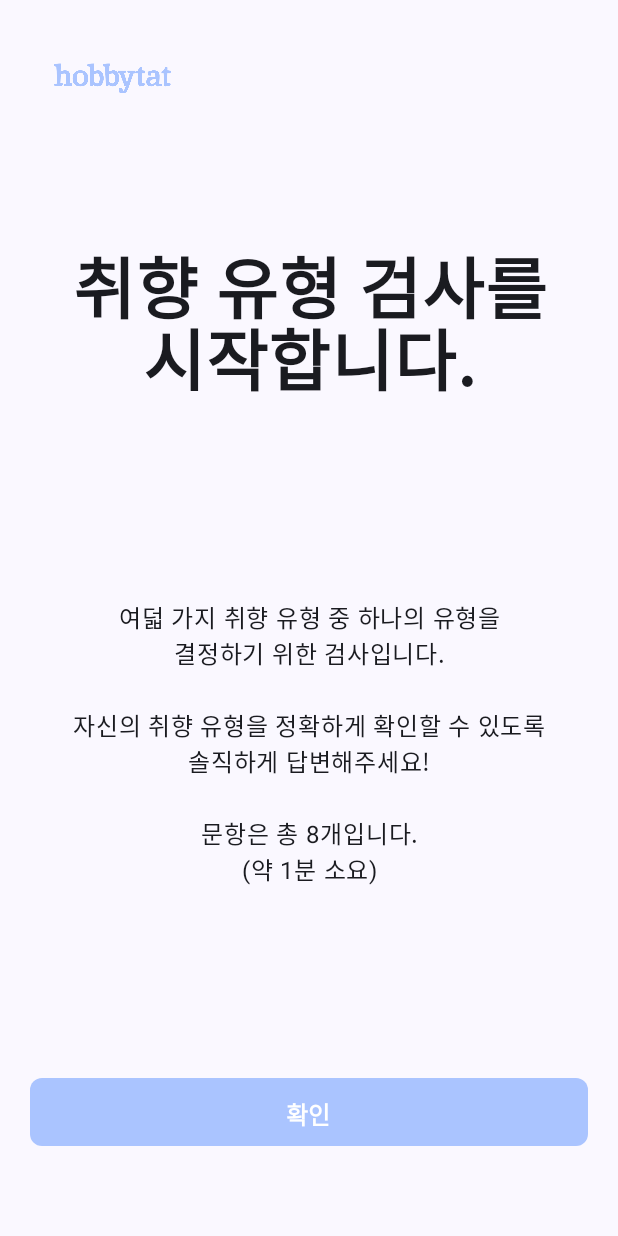
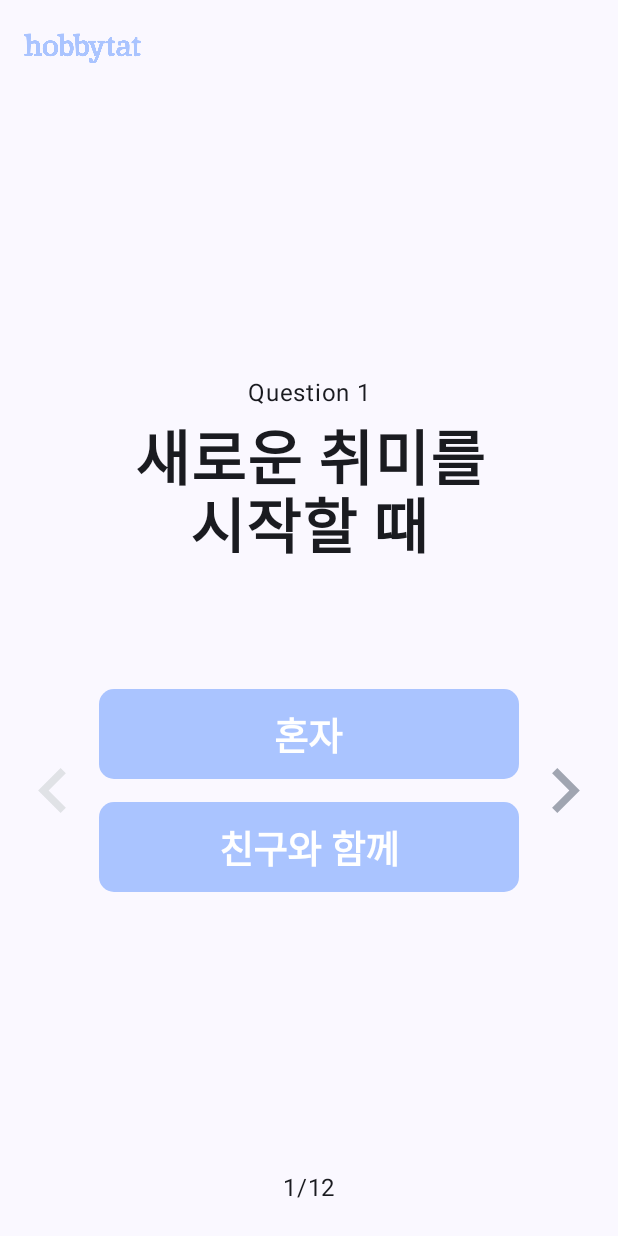
Before and after one commit to Hobbytat/Hobbytat-FE, an Android app built with Jetpack Compose: the SignupAgreeScreen screen opened through its navigation route, after a tap on "확인", on a phone screen of 412 x 824 dp. Run offline under Robolectric (Android 15) with nearby library versions, the light colour scheme and no system bars; our stand-ins replace livedata-compose.

Commit message:
취향 유형 설문 검사 페이지 구현 완료

```diff
--- a/app/build.gradle.kts
+++ b/app/build.gradle.kts
@@ -61,6 +61,8 @@ dependencies {
     implementation(libs.androidx.material3)
     implementation(libs.androidx.navigation.compose)
     implementation(libs.androidx.material.icons.extended)
+    implementation(libs.androidx.lifecycle.viewmodel.compose)
+    implementation(libs.androidx.runtime.livedata)
     testImplementation(libs.junit)
     androidTestImplementation(libs.androidx.junit)
     androidTestImplementation(libs.androidx.espresso.core)
--- a/app/src/main/java/com/example/hobbytat/common/CommonBottomButton.kt
+++ b/app/src/main/java/com/example/hobbytat/common/CommonBottomButton.kt
@@ -5,14 +5,12 @@ import androidx.compose.foundation.layout.PaddingValues
 import androidx.compose.foundation.layout.fillMaxWidth
 import androidx.compose.foundation.layout.height
 import androidx.compose.foundation.layout.padding
-import androidx.compose.foundation.layout.width
 import androidx.compose.foundation.shape.RoundedCornerShape
 import androidx.compose.material3.Button
 import androidx.compose.material3.ButtonDefaults
 import androidx.compose.material3.Text
 import androidx.compose.runtime.Composable
 import androidx.compose.ui.Modifier
-import androidx.compose.ui.graphics.Color
 import androidx.compose.ui.res.colorResource
 import androidx.compose.ui.text.font.FontWeight
 import androidx.compose.ui.tooling.preview.Preview
@@ -61,22 +59,26 @@ fun WhiteCommonBottomButton(
 }
 
 @Composable
-fun LoginButton(
+fun BlueButton(
     label: String,
-    onClick: () -> Unit,
+    corner : Int,
+    fontSize : Int,
+    height : Int,
+    color : Int,
+    onClick: () -> Unit
 ) {
     Button(
         onClick = onClick,
         contentPadding = PaddingValues(12.dp),
         modifier = Modifier
             .fillMaxWidth()
-            .height(45.dp),
-        colors = ButtonDefaults.buttonColors(colorResource(id = R.color.main_blue)),
-        shape = RoundedCornerShape(8.dp)
+            .height(height.dp),
+        colors = ButtonDefaults.buttonColors(colorResource(id = color)),
+        shape = RoundedCornerShape(corner.dp)
     ) {
         Text(
             text = label,
-            fontSize = 16.sp,
+            fontSize = fontSize.sp,
             fontWeight = FontWeight.Bold
         )
     }
--- a/app/src/main/java/com/example/hobbytat/navigate/NavGraph.kt
+++ b/app/src/main/java/com/example/hobbytat/navigate/NavGraph.kt
@@ -8,11 +8,12 @@ import com.example.hobbytat.screen.HomeScreen
 import com.example.hobbytat.screen.board.BoardScreen
 import com.example.hobbytat.screen.sign.LoginScreen
 import com.example.hobbytat.screen.sign.SignupAgreeScreen
+import com.example.hobbytat.screen.sign.SignupQuestionScreen
 import com.example.hobbytat.screen.sign.SplashScreen
 
 @Composable
 fun NavGraph(navController: NavHostController) {
-    NavHost(navController = navController, startDestination = "SignUp_agree"){
+    NavHost(navController = navController, startDestination = "SignUp_Question"){
         // 스플래쉬, 로그인, 회원가입 화면
         composable(route = "Splash") {
             // 스플래쉬 화면
@@ -25,6 +26,10 @@ fun NavGraph(navController: NavHostController) {
         composable(route="SignUp_agree") {
             // 회원가입_동의 화면
             SignupAgreeScreen(navController)
+        }
+        composable(route="SignUp_Question") {
+            // 회원가입_검사 화면
+            SignupQuestionScreen(navController)
         }
 
         // 홈화면
--- a/app/src/main/java/com/example/hobbytat/screen/sign/LoginScreen.kt
+++ b/app/src/main/java/com/example/hobbytat/screen/sign/LoginScreen.kt
@@ -29,8 +29,7 @@ import androidx.compose.ui.unit.dp
 import androidx.compose.ui.unit.sp
 import androidx.navigation.NavHostController
 import com.example.hobbytat.R
-import com.example.hobbytat.common.CommonBottomButton
-import com.example.hobbytat.common.LoginButton
+import com.example.hobbytat.common.BlueButton
 import com.example.hobbytat.common.LoginTextField
 
 @Composable
@@ -83,7 +82,7 @@ fun LoginScreen(navController: NavHostController) {
                 hint = "비밀번호"
             )
             Spacer(modifier = Modifier.height(30.dp))
-            LoginButton(label = "로그인") {
+            BlueButton(label = "로그인",8,16, 45, R.color.main_blue) {
                 // 로그인 버튼 구현
                 navController.navigate("Home")
             }
--- a/app/src/main/java/com/example/hobbytat/screen/sign/SignupAgreeScreen.kt
+++ b/app/src/main/java/com/example/hobbytat/screen/sign/SignupAgreeScreen.kt
@@ -4,33 +4,33 @@ import androidx.compose.foundation.layout.Arrangement
 import androidx.compose.foundation.layout.Column
 import androidx.compose.foundation.layout.Spacer
 import androidx.compose.foundation.layout.fillMaxSize
-import androidx.compose.foundation.layout.fillMaxWidth
 import androidx.compose.foundation.layout.height
 import androidx.compose.foundation.layout.padding
+import androidx.compose.material3.Scaffold
 import androidx.compose.material3.Text
 import androidx.compose.runtime.Composable
 import androidx.compose.ui.Alignment
 import androidx.compose.ui.Modifier
+import androidx.compose.ui.res.colorResource
 import androidx.compose.ui.text.font.FontWeight
 import androidx.compose.ui.text.style.TextAlign
 import androidx.compose.ui.unit.dp
 import androidx.compose.ui.unit.sp
 import androidx.navigation.NavHostController
-import com.example.hobbytat.common.LoginButton
+import com.example.hobbytat.R
+import com.example.hobbytat.common.BlueButton
 import com.example.hobbytat.common.signupTopBar
 
 @Composable
 fun SignupAgreeScreen(navController: NavHostController) {
-    Column(
-        modifier = Modifier
-            .padding(20.dp)
-    ) {
-        signupTopBar()
-    }
+    Scaffold(
+        topBar = {signupTopBar()}
+    ) { paddingValues ->
         Column(
             modifier = Modifier
                 .fillMaxSize()
-            .padding(start = 20.dp, end = 20.dp, bottom = 60.dp),
+                .padding(start = 20.dp, end = 20.dp, bottom = 60.dp)
+                .padding(paddingValues),
             verticalArrangement = Arrangement.SpaceBetween,
             horizontalAlignment = Alignment.CenterHorizontally
         ) {
@@ -39,10 +39,12 @@ fun SignupAgreeScreen(navController: NavHostController) {
                 horizontalAlignment = Alignment.CenterHorizontally
             ) {
                 Text(
-                text = "취향 유형 검사를\n\n시작합니다.",
-                fontSize = 45.sp,
-                fontWeight = FontWeight.Bold,
-                textAlign = TextAlign.Center
+                    text = "취향 유형 검사를\n시작합니다.",
+                    fontSize = 39.sp,
+                    fontWeight = FontWeight.ExtraBold,
+                    textAlign = TextAlign.Center,
+                    lineHeight = 50.sp,
+                    color = colorResource(id = R.color.main_blue_dark)
                 )
             }
             Column(
@@ -54,9 +56,10 @@ fun SignupAgreeScreen(navController: NavHostController) {
                 )
             }
 
-        LoginButton(label = "확인") {
+            BlueButton(label = "확인", 8, 16,45, R.color.main_blue) {
                 // 취향 유형 검사 페이지로 이동
-            navController.navigate("")
+                navController.navigate("SignUp_Question")
             }
         }
     }
+}
--- /dev/null
+++ b/app/src/main/java/com/example/hobbytat/screen/sign/SignupQuestionScreen.kt
@@ -0,0 +1,178 @@
+package com.example.hobbytat.screen.sign
+
+import android.widget.Toast
+import androidx.compose.foundation.Image
+import androidx.compose.foundation.clickable
+import androidx.compose.foundation.layout.Arrangement
+import androidx.compose.foundation.layout.Column
+import androidx.compose.foundation.layout.Row
+import androidx.compose.foundation.layout.Spacer
+import androidx.compose.foundation.layout.fillMaxSize
+import androidx.compose.foundation.layout.fillMaxWidth
+import androidx.compose.foundation.layout.height
+import androidx.compose.foundation.layout.padding
+import androidx.compose.foundation.layout.size
+import androidx.compose.foundation.layout.width
+import androidx.compose.material3.Button
+import androidx.compose.material3.Scaffold
+import androidx.compose.material3.Text
+import androidx.compose.runtime.Composable
+import androidx.compose.runtime.LaunchedEffect
+import androidx.compose.runtime.getValue
+import androidx.compose.runtime.livedata.observeAsState
+import androidx.compose.runtime.mutableStateOf
+import androidx.compose.runtime.remember
+import androidx.compose.runtime.setValue
+import androidx.compose.ui.Alignment
+import androidx.compose.ui.Modifier
+import androidx.compose.ui.res.painterResource
+import androidx.compose.ui.text.font.FontWeight
+import androidx.compose.ui.text.style.TextAlign
+import androidx.compose.ui.unit.dp
+import androidx.compose.ui.unit.sp
+import androidx.lifecycle.viewmodel.compose.viewModel
+import androidx.navigation.NavHostController
+import com.example.hobbytat.R
+import com.example.hobbytat.common.BlueButton
+import com.example.hobbytat.common.signupTopBar
+import com.example.hobbytat.viewModel.QuestionViewModel
+
+@Composable
+fun SignupQuestionScreen(navController: NavHostController) {
+    val questionViewModel: QuestionViewModel = viewModel()
+    val questions by questionViewModel.questions.observeAsState(emptyList())
+    val currentQuestionIndex by questionViewModel.currentQuestionIndex.observeAsState(0)
+    val answers by questionViewModel.answers.observeAsState(emptyMap())
+
+    // 현재 선택된 답변을 추적하기 위한 상태 변수
+    var selectedAnswer by remember { mutableStateOf<String?>(null) }
+
+    // 현재 질문의 인덱스가 변경될 때마다 selectedAnswer를 업데이트
+    LaunchedEffect(currentQuestionIndex) {
+        selectedAnswer = answers[currentQuestionIndex]
+    }
+
+    // 모든 질문에 답변이 완료되었는지 확인하는 변수
+    val isAllAnswered = questions.size == answers.keys.size
+
+    val currentQuestion = questions.getOrNull(currentQuestionIndex)
+    Scaffold(
+        topBar = { signupTopBar() }
+    ) { paddingValues ->
+        Column(
+            modifier = Modifier
+                .fillMaxSize()
+                .padding(20.dp)
+                .padding(paddingValues),
+            verticalArrangement = Arrangement.SpaceBetween,
+            horizontalAlignment = Alignment.CenterHorizontally
+        ) {
+            currentQuestion?.let { question ->
+                Column(
+                    modifier = Modifier.weight(1f),
+                    verticalArrangement = Arrangement.Center,
+                    horizontalAlignment = Alignment.CenterHorizontally
+                ) {
+                    Text(text = "Question " + question.id)
+                    Text(
+                        text = question.questionText,
+                        textAlign = TextAlign.Center,
+                        fontSize = 40.sp,
+                        fontWeight = FontWeight.Bold,
+                        lineHeight = 45.sp
+                    )
+                    Spacer(modifier = Modifier.height(80.dp))
+                    Row(
+                        modifier = Modifier.fillMaxWidth(),
+                        verticalAlignment = Alignment.CenterVertically
+                    ) {
+                        Image(
+                            painter = if (currentQuestionIndex > 0) painterResource(id = R.drawable.ic_active_prev) else painterResource(
+                                id = R.drawable.ic_unactive_prev
+                            ),
+                            contentDescription = "이전",
+                            modifier = Modifier
+                                .clickable(
+                                    enabled = currentQuestionIndex > 0
+                                ) {
+                                    if (currentQuestionIndex > 0) {
+                                        questionViewModel.previousQuestion()
+                                    }
+                                }
+                                .size(30.dp)
+                        )
+
+                        Column(
+                            modifier = Modifier
+                                .weight(1f)
+                                .padding(horizontal = 16.dp)
+                        ) {
+                            BlueButton(
+                                label = question.answer1,
+                                corner = 10,
+                                fontSize = 25,
+                                height = 60,
+                                color = if (selectedAnswer == question.answer1) R.color.main_blue_dark else R.color.main_blue
+                            ) {
+                                selectedAnswer = if (selectedAnswer == question.answer1) null else question.answer1
+                                if (selectedAnswer == null) {
+                                    questionViewModel.removeAnswer(currentQuestionIndex)
+                                } else {
+                                    questionViewModel.saveAnswer(currentQuestionIndex, selectedAnswer ?: "")
+                                }
+                            }
+                            Spacer(modifier = Modifier.height(15.dp))
+                            BlueButton(
+                                label = question.answer2,
+                                corner = 10,
+                                fontSize = 25,
+                                height = 60,
+                                color = if (selectedAnswer == question.answer2) R.color.main_blue_dark else R.color.main_blue
+                            ) {
+                                selectedAnswer = if (selectedAnswer == question.answer2) null else question.answer2
+                                if (selectedAnswer == null) {
+                                    questionViewModel.removeAnswer(currentQuestionIndex)
+                                } else {
+                                    questionViewModel.saveAnswer(currentQuestionIndex, selectedAnswer ?: "")
+                                }
+                            }
+                        }
+
+                        Image(
+                            painter = if (currentQuestionIndex < questions.size - 1) painterResource(id = R.drawable.ic_active_next) else painterResource(
+                                id = R.drawable.ic_unactive_next
+                            ),
+                            contentDescription = "다음",
+                            modifier = Modifier
+                                .clickable(
+                                    enabled = currentQuestionIndex < questions.size - 1
+                                ) {
+                                    if (currentQuestionIndex < questions.size - 1) {
+                                        questionViewModel.nextQuestion()
+                                    }
+                                }
+                                .size(30.dp)
+                        )
+                    }
+                    Spacer(modifier = Modifier.height(20.dp))
+
+                    // 모든 질문에 답변이 완료되었는지 확인 후 확인 버튼 추가
+                    if (currentQuestionIndex == questions.size - 1) {
+                        Button(
+                            onClick = {
+                                      // 확인 버튼 클릭 시 실행할 동작
+                                      navController.navigate("Home")
+                            },
+                            enabled = isAllAnswered,
+                            modifier = Modifier.align(Alignment.CenterHorizontally)
+                        ) {
+                            Text("확인")
+                        }
+                    }
+                }
+                // Text를 바닥에 고정
+                Text(text = "${question.id}/12", modifier = Modifier.align(Alignment.CenterHorizontally))
+            }
+        }
+    }
+}
--- /dev/null
+++ b/app/src/main/java/com/example/hobbytat/viewModel/QuestionViewModel.kt
@@ -0,0 +1,57 @@
+package com.example.hobbytat.viewModel
+
+import android.app.Application
+import androidx.lifecycle.LiveData
+import androidx.lifecycle.MutableLiveData
+import androidx.lifecycle.ViewModel
+
+data class Question(val id: Int, val questionText: String, val answer1: String, val answer2: String)
+
+class QuestionViewModel : ViewModel() {
+    private val _questions = MutableLiveData<List<Question>>()
+    val questions: LiveData<List<Question>> = _questions
+
+    private val _currentQuestionIndex = MutableLiveData<Int>()
+    val currentQuestionIndex: LiveData<Int> = _currentQuestionIndex
+
+    private val _answers = MutableLiveData<Map<Int, String>>()
+    val answers: LiveData<Map<Int, String>> = _answers
+
+    init {
+        _questions.value = listOf(
+            Question(1, "새로운 취미를\n시작할 때", "혼자", "친구와 함께"),
+            Question(2, "주말에 시간을\n보낼 때", "집에서", "밖에서"),
+            Question(3, "여가 시간을\n보낼 때", "보드게임, 퍼즐", "스포츠, 춤추기"),
+            Question(4, "자유 시간을\n가질 때", "글쓰기, 그림", "퍼즐"),
+            Question(5, "음악을\n들을 때", "혼자서 조용히", "친구들과 콘서트"),
+            Question(6, "휴가를\n보낼 때", "요리, 베이킹", "캠핑, 낚시"),
+            Question(7, "취미 활동을\n할 때", "뜨개질, 자수", "댄스 클래스"),
+            Question(8, "창의적인 활동을\n할 때", "사진찍기, 영상편집", "체스, 전략게임"),
+            Question(9, "조용한 시간을\n보낼 때", "명상, 요가", "동호회 활동"),
+            Question(10, "새로운 것을\n배울 때", "요리", "자연 속 산책"),
+            Question(11, "여가 시간을\n보낼 때", "독서, 영화감상", "춤, 운동"),
+            Question(12, "복잡한 문제를\n해결할 때", "새로운방법 구상", "논리적 해결")
+        )
+        _answers.value = mutableMapOf()
+    }
+
+    fun saveAnswer(questionIndex: Int, answer: String) {
+        _answers.value = _answers.value.orEmpty().toMutableMap().apply {
+            put(questionIndex, answer)
+        }
+    }
+
+    fun removeAnswer(questionIndex: Int) {
+        _answers.value = _answers.value.orEmpty().toMutableMap().apply {
+            remove(questionIndex)
+        }
+    }
+
+    fun nextQuestion() {
+        _currentQuestionIndex.value = (_currentQuestionIndex.value ?: 0) + 1
+    }
+
+    fun previousQuestion() {
+        _currentQuestionIndex.value = (_currentQuestionIndex.value ?: 0) - 1
+    }
+}
--- /dev/null
+++ b/app/src/main/res/drawable/ic_active_next.xml
@@ -0,0 +1,9 @@
+<vector xmlns:android="http://schemas.android.com/apk/res/android"
+    android:width="18dp"
+    android:height="28dp"
+    android:viewportWidth="18"
+    android:viewportHeight="28">
+  <path
+      android:pathData="M11.4,14L0.667,24.733L3.933,28L17.933,14L3.933,0L0.667,3.267L11.4,14Z"
+      android:fillColor="#A0A5B1"/>
+</vector>
--- /dev/null
+++ b/app/src/main/res/drawable/ic_active_prev.xml
@@ -0,0 +1,9 @@
+<vector xmlns:android="http://schemas.android.com/apk/res/android"
+    android:width="18dp"
+    android:height="28dp"
+    android:viewportWidth="18"
+    android:viewportHeight="28">
+  <path
+      android:pathData="M6.6,14L17.333,3.267L14.067,0L0.067,14L14.067,28L17.333,24.733L6.6,14Z"
+      android:fillColor="#A0A5B1"/>
+</vector>
--- /dev/null
+++ b/app/src/main/res/drawable/ic_unactive_next.xml
@@ -0,0 +1,9 @@
+<vector xmlns:android="http://schemas.android.com/apk/res/android"
+    android:width="18dp"
+    android:height="28dp"
+    android:viewportWidth="18"
+    android:viewportHeight="28">
+  <path
+      android:pathData="M11.4,14L0.667,24.733L3.933,28L17.933,14L3.933,0L0.667,3.267L11.4,14Z"
+      android:fillColor="#E0E2E6"/>
+</vector>
--- /dev/null
+++ b/app/src/main/res/drawable/ic_unactive_prev.xml
@@ -0,0 +1,9 @@
+<vector xmlns:android="http://schemas.android.com/apk/res/android"
+    android:width="18dp"
+    android:height="28dp"
+    android:viewportWidth="18"
+    android:viewportHeight="28">
+  <path
+      android:pathData="M6.6,14L17.333,3.267L14.067,0L0.067,14L14.067,28L17.333,24.733L6.6,14Z"
+      android:fillColor="#E0E2E6"/>
+</vector>
--- a/gradle/libs.versions.toml
+++ b/gradle/libs.versions.toml
@@ -10,6 +10,8 @@ activityCompose = "1.9.0"
 composeBom = "2023.08.00"
 navigationCompose = "2.8.0-beta04"
 materialIconsExtended = "1.7.0-beta04"
+lifecycleViewmodelCompose = "2.8.3"
+runtimeLivedata = "1.6.8"
 
 [libraries]
 androidx-core-ktx = { group = "androidx.core", name = "core-ktx", version.ref = "coreKtx" }
@@ -28,6 +30,8 @@ androidx-ui-test-junit4 = { group = "androidx.compose.ui", name = "ui-test-junit
 androidx-material3 = { group = "androidx.compose.material3", name = "material3" }
 androidx-navigation-compose = { group = "androidx.navigation", name = "navigation-compose", version.ref = "navigationCompose" }
 androidx-material-icons-extended = { group = "androidx.compose.material", name = "material-icons-extended", version.ref = "materialIconsExtended" }
+androidx-lifecycle-viewmodel-compose = { group = "androidx.lifecycle", name = "lifecycle-viewmodel-compose", version.ref = "lifecycleViewmodelCompose" }
+androidx-runtime-livedata = { group = "androidx.compose.runtime", name = "runtime-livedata", version.ref = "runtimeLivedata" }
 
 [plugins]
 androidApplication = { id = "com.android.application", version.ref = "agp" }
```
Lines whose indentation alone changed are shown as unchanged.
